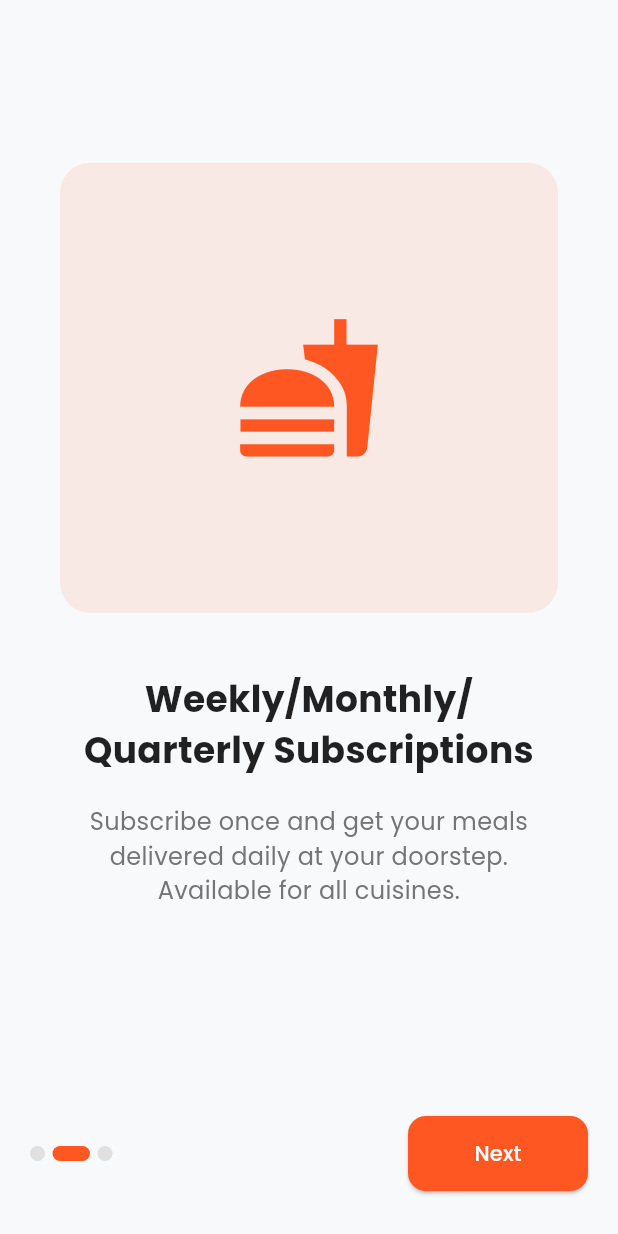
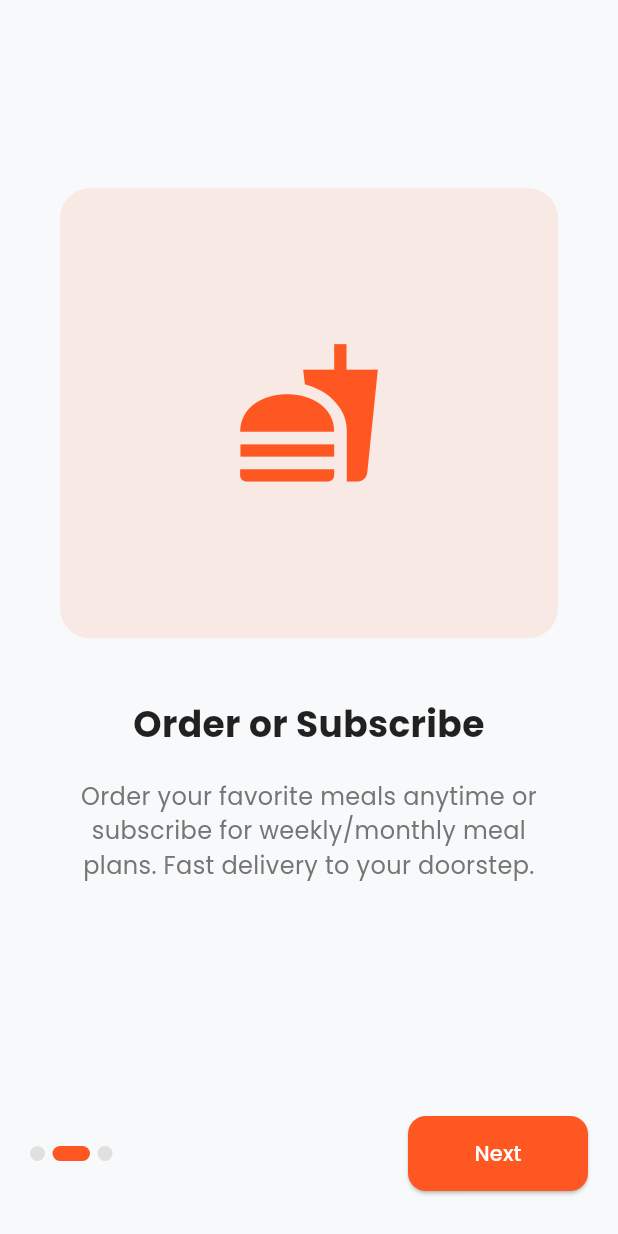
Before and after one commit to sachin-devadiga/housefoods, a Flutter app: the screen it shows after launch, after a tap on "Next", on a phone screen of 412 x 824 dp. Run offline on Flutter 3.47's test engine with Material 3 defaults, Android fonts, the phone set to English and light mode, and no system bars; our stand-ins replace audioplayers, cached_network_image, connectivity_plus, dio, firebase_core, firebase_messaging and 14 more; missing offline and left inert: razorpay_flutter; accounts and stored records are empty; network calls fail.

Commit message:
Mealin rebranded as Swiggy/Zomato style food delivery platform

```diff
--- a/lib/features/auth/presentation/screens/login_screen.dart
+++ b/lib/features/auth/presentation/screens/login_screen.dart
@@ -96,14 +96,14 @@ class _LoginScreenState extends State<LoginScreen> {
                 const SizedBox(height: 16),
                 _buildRoleCard(
                   title: "Order Food",
-                  subtitle: "Looking for fresh home-cooked meals",
+                  subtitle: "Browse restaurants & get food delivered",
                   role: 'customer',
                   icon: Icons.fastfood,
                 ),
                 const SizedBox(height: 16),
                 _buildRoleCard(
-                  title: "Start a Kitchen",
-                  subtitle: "Share my cooking with others",
+                  title: "Sell Food",
+                  subtitle: "List your kitchen & reach more customers",
                   role: 'chef',
                   icon: Icons.restaurant,
                 ),
--- a/lib/features/customer/presentation/screens/kitchen_details_screen.dart
+++ b/lib/features/customer/presentation/screens/kitchen_details_screen.dart
@@ -81,7 +81,7 @@ class _KitchenDetailsScreenState extends State<KitchenDetailsScreen> {
                         Icon(Icons.info_outline, color: Colors.orange, size: 20),
                         SizedBox(width: 8),
                         Text(
-                          "This kitchen is currently not taking new orders.",
+                          "This restaurant is currently not accepting orders.",
                           style: TextStyle(color: Colors.orange, fontWeight: FontWeight.bold, fontSize: 13),
                         ),
                       ],
@@ -100,15 +100,15 @@ class _KitchenDetailsScreenState extends State<KitchenDetailsScreen> {
                   child: Column(
                     crossAxisAlignment: CrossAxisAlignment.start,
                     children: [
-                      _buildSectionTitle("Available Subscription Plans"),
+                      _buildSectionTitle("Order Now"),
+                      const SizedBox(height: 16),
+                      _buildMenuItemsList(isOpen),
+                      const SizedBox(height: 32),
+                      _buildSectionTitle("Subscription Plans"),
                       const SizedBox(height: 16),
                       _buildPlansList(isOpen),
                       const SizedBox(height: 32),
-                      _buildSectionTitle("Order Now (One-Time)"),
-                      const SizedBox(height: 16),
-                      _buildMenuItemsList(isOpen),
-                      const SizedBox(height: 32),
-                      _buildSectionTitle("Customer Reviews"),
+                      _buildSectionTitle("Reviews"),
                       const SizedBox(height: 16),
                       _buildReviewsList(),
                       const SizedBox(height: 40),
@@ -441,7 +441,7 @@ class _KitchenDetailsScreenState extends State<KitchenDetailsScreen> {
                 children: [
                   Icon(Icons.rate_review_outlined, color: Colors.grey[300], size: 48),
                   const SizedBox(height: 8),
-                  const Text("No reviews yet. Be the first to subscribe!", style: TextStyle(color: Colors.grey)),
+                  const Text("No reviews yet. Be the first to order!", style: TextStyle(color: Colors.grey)),
                 ],
               ),
             ),
--- a/lib/features/onboarding/presentation/screens/onboarding_screen.dart
+++ b/lib/features/onboarding/presentation/screens/onboarding_screen.dart
@@ -23,18 +23,18 @@ class _OnboardingScreenState extends State<OnboardingScreen> {
   final List<OnboardingInfo> _items = [
     OnboardingInfo(
       imagePath: 'assets/images/onboarding1.png',
-      title: 'Fresh Home Cooked Food Based on Your Region/State',
-      description: 'Enjoy healthy and delicious meals prepared by home chefs with love.',
+      title: 'Discover Restaurants Near You',
+      description: 'Browse hundreds of restaurants and home kitchens serving delicious food in your area.',
     ),
     OnboardingInfo(
       imagePath: 'assets/images/onboarding2.png',
-      title: 'Weekly/Monthly/Quarterly Subscriptions',
-      description: 'Subscribe once and get your meals delivered daily at your doorstep. Available for all cuisines.',
+      title: 'Order or Subscribe',
+      description: 'Order your favorite meals anytime or subscribe for weekly/monthly meal plans. Fast delivery to your doorstep.',
     ),
     OnboardingInfo(
       imagePath: 'assets/images/onboarding3.png',
-      title: 'Support Home Kitchens',
-      description: 'Empower local home kitchens and grow your community.',
+      title: 'Fresh Food, Fast Delivery',
+      description: 'Get hot, fresh food delivered in minutes. Track your order in real-time.',
     ),
   ];
 
--- a/lib/features/splash/presentation/screens/splash_screen.dart
+++ b/lib/features/splash/presentation/screens/splash_screen.dart
@@ -126,7 +126,7 @@ class _SplashScreenState extends State<SplashScreen> {
             ),
             const SizedBox(height: 8),
             const Text(
-              'Order/subscribe anything you prefer for instant delivery',
+              'Order food from your favorite restaurants',
               style: TextStyle(
                 color: Colors.white70,
                 fontSize: 14,
```
Also changed, not shown: lib/features/customer/presentation/screens/tabs/home_tab.dart (+57 -10 lines).
